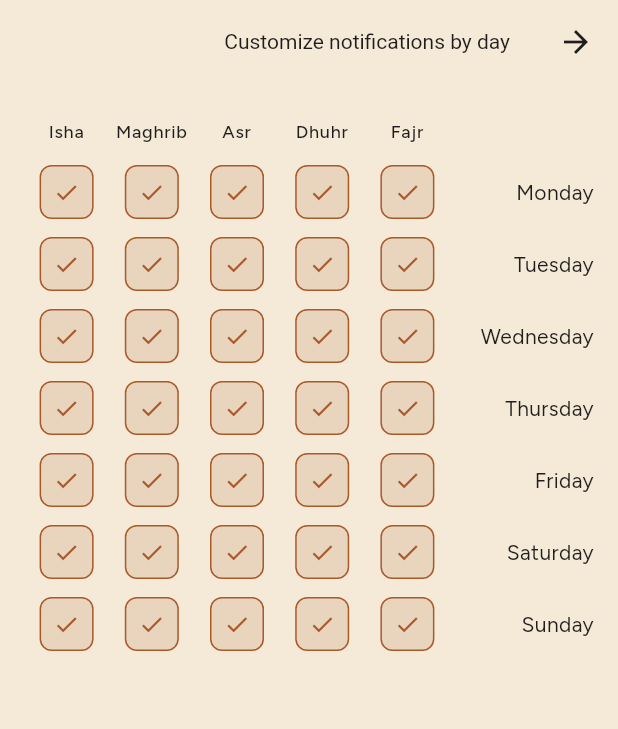
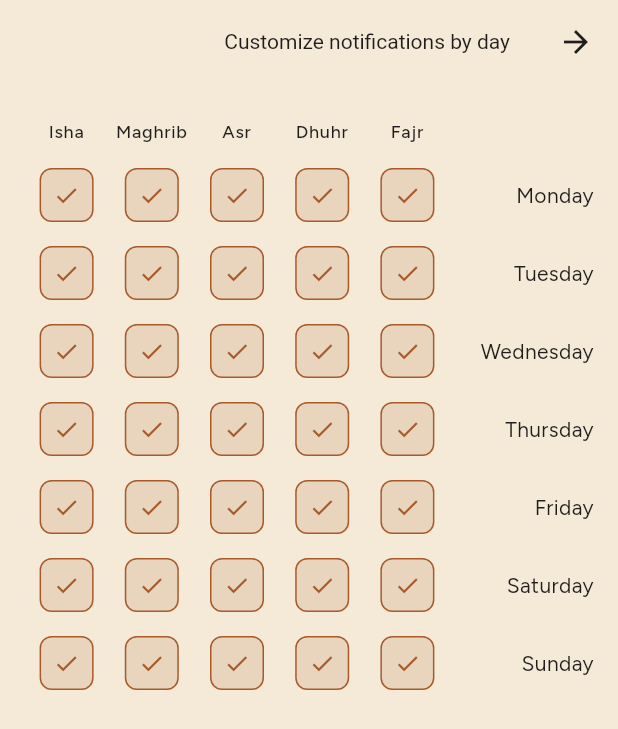
Before and after one commit to ojgWeza/prayer-qibla-app, a Flutter app: the NotificationGridScreen screen opened directly with empty values, on a phone screen of 412 x 824 dp. Shown: the top 729 px of the screen. Run offline on Flutter 3.47's test engine with Material 3 defaults, Android fonts, the phone set to English and light mode, and no system bars; our stand-ins replace flutter_compass, flutter_local_notifications, flutter_timezone, geolocator, google_fonts, google_mobile_ads and 3 more; missing offline and left inert: adhan_dart, home_widget; accounts and stored records are empty; Roboto replaces fonts that are missing (Caprasimo); statements that could not run were skipped.

Commit message:
Fix pre-existing custom_lint const-decoration/cramped-padding issues
Unrelated to the widget rebuild, but these were blocking CI's lint gate
from ever reaching the APK build step. BorderRadius.circular() isn't a
const constructor in this Flutter SDK, so the const-ification uses the
BorderRadius.all(Radius.circular(x)) form instead. Also widens the
notification-grid chip margin from 6 to 8dp per the cramped-padding rule.

Co-Authored-By: Claude Sonnet 5 <noreply@anthropic.com>

```diff
--- a/lib/screens/notification_grid_screen.dart
+++ b/lib/screens/notification_grid_screen.dart
@@ -134,7 +134,7 @@ class _GridCell extends StatelessWidget {
     final colorScheme = Theme.of(context).colorScheme;
     return InkWell(
       onTap: onTap,
-      borderRadius: BorderRadius.circular(8),
+      borderRadius: const BorderRadius.all(Radius.circular(8)),
       child: Semantics(
         label: semanticLabel,
         toggled: enabled,
@@ -142,14 +142,14 @@ class _GridCell extends StatelessWidget {
         child: Container(
           width: 36,
           height: 36,
-          margin: const EdgeInsets.all(6),
+          margin: const EdgeInsets.all(8),
           decoration: BoxDecoration(
             color:
                 enabled ? colorScheme.primary.withValues(alpha: 0.15) : null,
             border: Border.all(
               color: enabled ? colorScheme.primary : colorScheme.outline,
             ),
-            borderRadius: BorderRadius.circular(8),
+            borderRadius: const BorderRadius.all(Radius.circular(8)),
           ),
           child: enabled
               ? Icon(Icons.check, size: 18, color: colorScheme.primary)
--- a/lib/screens/prayer_times_screen.dart
+++ b/lib/screens/prayer_times_screen.dart
@@ -196,7 +196,7 @@ class _PrayerRow extends StatelessWidget {
       color: highlighted ? AppTheme.accent100 : null,
       shape: highlighted
           ? RoundedRectangleBorder(
-              borderRadius: BorderRadius.circular(AppTheme.radiusLg),
+              borderRadius: const BorderRadius.all(Radius.circular(AppTheme.radiusLg)),
               side: const BorderSide(color: AppTheme.accent300),
             )
           : null,
```
Also changed, not shown: lib/screens/home_shell.dart (+6 -5 lines).
